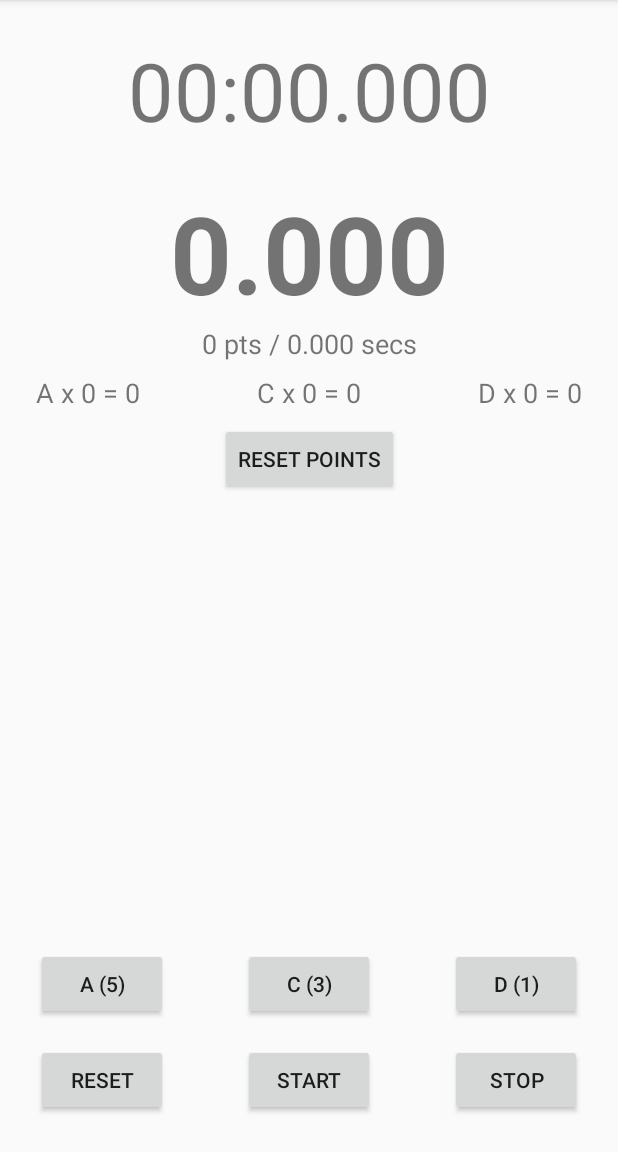
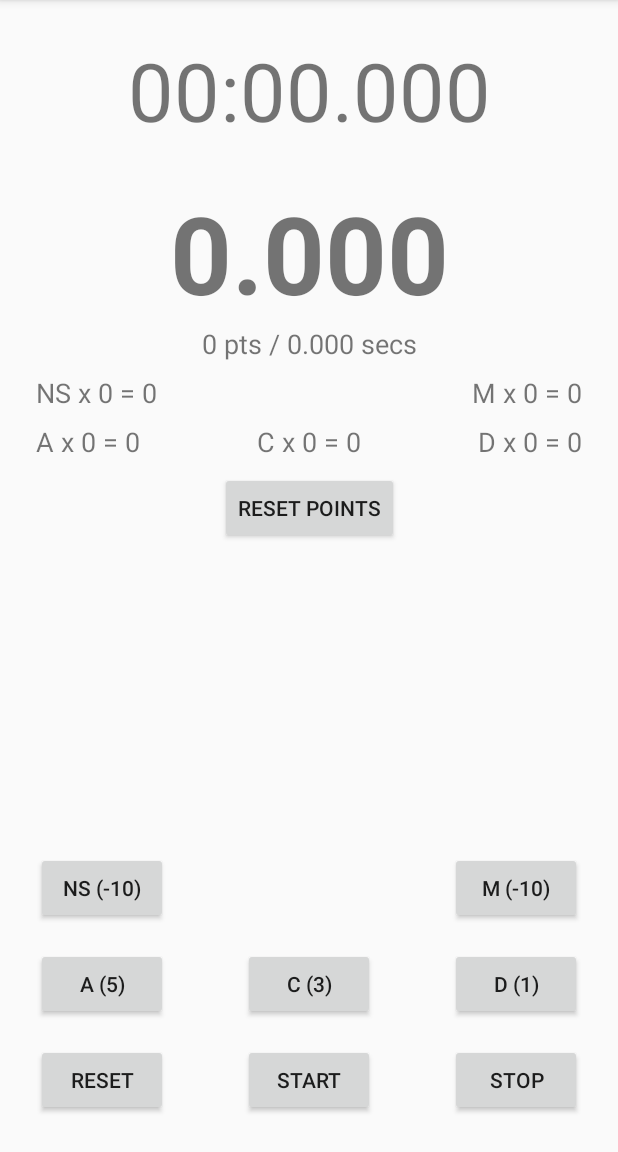
Before and after one commit to a-polak/bullseye, an Android app: the screen it shows after launch (MainActivity), on a phone screen of 412 x 824 dp, the part 84-1236 px from its top. Run offline under Robolectric (Android 15) with nearby library versions, the phone set to English and light mode, and no system bars.

Commit message:
Added No Shoot and Miss buttons. Added zeroing of factor in case of negative points sum.

```diff
--- a/app/src/main/java/pl/tenk/bullseye/MainActivity.java
+++ b/app/src/main/java/pl/tenk/bullseye/MainActivity.java
@@ -15,11 +15,13 @@ import java.util.Locale;
 import static pl.tenk.bullseye.R.integer.alpha_value;
 import static pl.tenk.bullseye.R.integer.charlie_value;
 import static pl.tenk.bullseye.R.integer.delta_value;
+import static pl.tenk.bullseye.R.integer.miss_value;
+import static pl.tenk.bullseye.R.integer.no_shoot_value;
 
 public class MainActivity extends AppCompatActivity {
 
-    TextView timer, comstockFactor, comstockCalculation, countACalculation, countCCalculation, countDCalculation;
-    Button startButton, stopButton, resetButton, addAlphaButton, addCharlieButton, addDeltaButton, resetPointsButton;
+    TextView timer, comstockFactor, comstockCalculation, countACalculation, countCCalculation, countDCalculation, countNSCalculation, countMCalculation;
+    Button startButton, stopButton, resetButton, addAlphaButton, addCharlieButton, addDeltaButton, addNoShootButton, addMissButton, resetPointsButton;
     long milisecondsTime, startTime, bufTime, updateTime = 0L;
     Handler stopwatchHandler;
     int Seconds = 0,
@@ -29,9 +31,13 @@ public class MainActivity extends AppCompatActivity {
             countA = 0,
             countC = 0,
             countD = 0,
+            countNS = 0,
+            countM = 0,
             ASum,
             CSum,
-            DSum;
+            DSum,
+            NSSum,
+            MSum;
     float Factor = (float) 0;
     float timeInSeconds = (float) 0;
 
@@ -51,9 +57,14 @@ public class MainActivity extends AppCompatActivity {
         addAlphaButton = (Button)findViewById(R.id.button_add_alpha);
         addCharlieButton = (Button)findViewById(R.id.button_add_charlie);
         addDeltaButton = (Button)findViewById(R.id.button_add_delta);
+        addNoShootButton = (Button)findViewById(R.id.button_add_no_shoot);
+        addMissButton= (Button)findViewById(R.id.button_add_miss);
         countACalculation = (TextView)findViewById(R.id.text_count_A);
         countCCalculation = (TextView)findViewById(R.id.text_count_C);
         countDCalculation = (TextView)findViewById(R.id.text_count_D);
+        countNSCalculation = (TextView)findViewById(R.id.text_count_NS);
+        countMCalculation = (TextView)findViewById(R.id.text_count_M);
+
         final MediaPlayer mp = MediaPlayer.create(this, R.raw.beep);
 
         timer.setText(getResources().getString(R.string.text_stopwatch_counter_zero,
@@ -64,15 +75,21 @@ public class MainActivity extends AppCompatActivity {
         addAlphaButton.setText(getResources().getString(R.string.button_add_alpha, getResources().getInteger(alpha_value)));
         addCharlieButton.setText(getResources().getString(R.string.button_add_charlie, getResources().getInteger(charlie_value)));
         addDeltaButton.setText(getResources().getString(R.string.button_add_delta, getResources().getInteger(delta_value)));
+        addNoShootButton.setText(getResources().getString(R.string.button_add_no_shoot, getResources().getInteger(no_shoot_value)));
+        addMissButton.setText(getResources().getString(R.string.button_add_miss, getResources().getInteger(miss_value)));
         comstockCalculation.setText(getResources().getString(R.string.text_factorCalculation,
                 updatePoints,
                 timeInSeconds));
         ASum = getResources().getInteger(alpha_value) * countA;
         CSum = getResources().getInteger(charlie_value) * countC;
         DSum = getResources().getInteger(delta_value) * countD;
+        NSSum = getResources().getInteger(no_shoot_value) * countNS;
+        MSum = getResources().getInteger(miss_value) * countM;
         countACalculation.setText(getResources().getString(R.string.text_count_A, countA, ASum));
         countCCalculation.setText(getResources().getString(R.string.text_count_C, countC, CSum));
         countDCalculation.setText(getResources().getString(R.string.text_count_D, countD, DSum));
+        countNSCalculation.setText(getResources().getString(R.string.text_count_NS, countNS, NSSum));
+        countMCalculation.setText(getResources().getString(R.string.text_count_M, countM, MSum));
 
         stopwatchHandler = new Handler();
 
@@ -95,8 +112,11 @@ public class MainActivity extends AppCompatActivity {
                 countD = 0;
                 DSum = getResources().getInteger(delta_value) * countD;
                 countDCalculation.setText(getResources().getString(R.string.text_count_D, countD, DSum));
+                countNS = 0;
+                NSSum = getResources().getInteger(no_shoot_value) * countNS;
+                countNSCalculation.setText(getResources().getString(R.string.text_count_NS, countNS, NSSum));
                 comstockCalculation.setText(getString(R.string.text_factorCalculation, updatePoints, timeInSeconds));
-                if(timeInSeconds >0)
+                if(timeInSeconds >0 && updatePoints > 0)
                     Factor = (float) updatePoints / timeInSeconds;
                 else Factor = 0;
                 comstockFactor.setText(String.format(Locale.getDefault(),"%.3f", Factor));
@@ -111,7 +131,7 @@ public class MainActivity extends AppCompatActivity {
                 resetButton.setEnabled(true);
                 startButton.setEnabled(true);
                 comstockCalculation.setText(getString(R.string.text_factorCalculation, updatePoints, timeInSeconds));
-                if(timeInSeconds >0)
+                if(timeInSeconds >0 && updatePoints > 0)
                 Factor = (float) updatePoints / timeInSeconds;
                 else Factor = 0;
                 comstockFactor.setText(String.format(Locale.getDefault(),"%.3f", Factor));
@@ -137,10 +157,13 @@ public class MainActivity extends AppCompatActivity {
                 countD = 0;
                 DSum = getResources().getInteger(delta_value) * countD;
                 countDCalculation.setText(getResources().getString(R.string.text_count_D, countD, DSum));
+                countNS = 0;
+                NSSum = getResources().getInteger(no_shoot_value) * countNS;
+                countNSCalculation.setText(getResources().getString(R.string.text_count_NS, countNS, NSSum));
                 Minutes = 0;
                 Seconds = 0;
                 Miliseconds = 0;
-                if(timeInSeconds >0)
+                if(timeInSeconds >0 && updatePoints > 0)
                     Factor = (float) updatePoints / timeInSeconds;
                 else Factor = 0;
                 timer.setText(getResources().getString(R.string.text_stopwatch_counter_zero));
@@ -160,7 +183,7 @@ public class MainActivity extends AppCompatActivity {
                 ASum = getResources().getInteger(alpha_value) * countA;
                 countACalculation.setText(getResources().getString(R.string.text_count_A, countA, ASum));
                 comstockCalculation.setText(getString(R.string.text_factorCalculation, updatePoints, timeInSeconds));
-                if(timeInSeconds >0)
+                if(timeInSeconds >0 && updatePoints > 0)
                     Factor = (float) updatePoints / timeInSeconds;
                 else Factor = 0;
                 comstockFactor.setText(String.format(Locale.getDefault(),"%.3f", Factor));
@@ -174,7 +197,7 @@ public class MainActivity extends AppCompatActivity {
                 CSum = getResources().getInteger(charlie_value) * countC;
                 countCCalculation.setText(getResources().getString(R.string.text_count_C, countC, CSum));
                 comstockCalculation.setText(getString(R.string.text_factorCalculation, updatePoints, timeInSeconds));
-                if(timeInSeconds >0)
+                if(timeInSeconds >0 && updatePoints > 0)
                     Factor = (float) updatePoints / timeInSeconds;
                 else Factor = 0;
                 comstockFactor.setText(String.format(Locale.getDefault(),"%.3f", Factor));
@@ -188,7 +211,37 @@ public class MainActivity extends AppCompatActivity {
                 DSum = getResources().getInteger(delta_value) * countD;
                 countDCalculation.setText(getResources().getString(R.string.text_count_D, countD, DSum));
                 comstockCalculation.setText(getString(R.string.text_factorCalculation, updatePoints, timeInSeconds));
-                if(timeInSeconds >0)
+                if(timeInSeconds >0 && updatePoints > 0)
+                    Factor = (float) updatePoints / timeInSeconds;
+                else Factor = 0;
+                comstockFactor.setText(String.format(Locale.getDefault(),"%.3f", Factor));
+            }
+        });
+
+        addNoShootButton.setOnClickListener(new View.OnClickListener() {
+            @Override
+            public void onClick(View v) {
+                updatePoints += getResources().getInteger(no_shoot_value);
+                countNS++;
+                NSSum = getResources().getInteger(no_shoot_value) * countNS;
+                countNSCalculation.setText(getResources().getString(R.string.text_count_NS, countNS, NSSum));
+                comstockCalculation.setText(getString(R.string.text_factorCalculation, updatePoints, timeInSeconds));
+                if(timeInSeconds >0 && updatePoints > 0)
+                    Factor = (float) updatePoints / timeInSeconds;
+                else Factor = 0;
+                comstockFactor.setText(String.format(Locale.getDefault(),"%.3f", Factor));
+            }
+        });
+
+        addMissButton.setOnClickListener(new View.OnClickListener() {
+            @Override
+            public void onClick(View v) {
+                updatePoints += getResources().getInteger(miss_value);
+                countM++;
+                MSum = getResources().getInteger(miss_value);
+                countMCalculation.setText(getResources().getString(R.string.text_count_M, countM, MSum));
+                comstockCalculation.setText(getString(R.string.text_factorCalculation, updatePoints, timeInSeconds));
+                if(timeInSeconds >0 && updatePoints > 0)
                     Factor = (float) updatePoints / timeInSeconds;
                 else Factor = 0;
                 comstockFactor.setText(String.format(Locale.getDefault(),"%.3f", Factor));
@@ -208,7 +261,10 @@ public class MainActivity extends AppCompatActivity {
                 DSum = getResources().getInteger(delta_value) * countD;
                 countDCalculation.setText(getResources().getString(R.string.text_count_D, countD, DSum));
                 comstockCalculation.setText(getString(R.string.text_factorCalculation, updatePoints, timeInSeconds));
-                if(timeInSeconds >0)
+                countNS = 0;
+                NSSum = getResources().getInteger(no_shoot_value) * countNS;
+                countNSCalculation.setText(getResources().getString(R.string.text_count_NS, countNS, NSSum));
+                if(timeInSeconds >0 && updatePoints > 0)
                     Factor = (float) updatePoints / timeInSeconds;
                 else Factor = 0;
                 comstockFactor.setText(String.format(Locale.getDefault(),"%.3f", Factor));
--- a/app/src/main/res/layout/activity_main.xml
+++ b/app/src/main/res/layout/activity_main.xml
@@ -113,6 +113,30 @@
         android:textAlignment="center"
         android:textSize="18sp"
         app:layout_constraintStart_toStartOf="parent"
+        app:layout_constraintTop_toBottomOf="@+id/text_count_M" />
+
+    <TextView
+        android:id="@+id/text_count_NS"
+        android:layout_width="wrap_content"
+        android:layout_height="wrap_content"
+        android:layout_marginStart="24dp"
+        android:layout_marginTop="8dp"
+        android:text="@string/text_count_NS"
+        android:textAlignment="center"
+        android:textSize="18sp"
+        app:layout_constraintStart_toStartOf="parent"
+        app:layout_constraintTop_toBottomOf="@+id/text_factor_calculation" />
+
+    <TextView
+        android:id="@+id/text_count_M"
+        android:layout_width="wrap_content"
+        android:layout_height="wrap_content"
+        android:layout_marginTop="8dp"
+        android:layout_marginEnd="24dp"
+        android:text="@string/text_count_M"
+        android:textAlignment="center"
+        android:textSize="18sp"
+        app:layout_constraintEnd_toEndOf="parent"
         app:layout_constraintTop_toBottomOf="@+id/text_factor_calculation" />
 
     <TextView
@@ -125,7 +149,7 @@
         android:textAlignment="center"
         android:textSize="18sp"
         app:layout_constraintEnd_toEndOf="parent"
-        app:layout_constraintTop_toBottomOf="@+id/text_factor_calculation" />
+        app:layout_constraintTop_toBottomOf="@+id/text_count_M" />
 
     <TextView
         android:id="@+id/text_count_C"
@@ -139,7 +163,7 @@
         android:textSize="18sp"
         app:layout_constraintEnd_toStartOf="@+id/text_count_D"
         app:layout_constraintStart_toEndOf="@+id/text_count_A"
-        app:layout_constraintTop_toBottomOf="@+id/text_factor_calculation" />
+        app:layout_constraintTop_toBottomOf="@+id/text_count_M" />
 
     <Button
         android:id="@+id/button_reset_points"
@@ -153,4 +177,24 @@
         app:layout_constraintStart_toStartOf="parent"
         app:layout_constraintTop_toBottomOf="@+id/text_count_D" />
 
+    <Button
+        android:id="@+id/button_add_no_shoot"
+        android:layout_width="wrap_content"
+        android:layout_height="wrap_content"
+        android:layout_marginStart="24dp"
+        android:layout_marginBottom="16dp"
+        android:text="@string/button_add_no_shoot"
+        app:layout_constraintBottom_toTopOf="@+id/button_add_alpha"
+        app:layout_constraintStart_toStartOf="parent" />
+
+    <Button
+        android:id="@+id/button_add_miss"
+        android:layout_width="wrap_content"
+        android:layout_height="wrap_content"
+        android:layout_marginEnd="24dp"
+        android:layout_marginBottom="16dp"
+        android:text="@string/button_add_miss"
+        app:layout_constraintBottom_toTopOf="@+id/button_add_alpha"
+        app:layout_constraintEnd_toEndOf="parent" />
+
 </androidx.constraintlayout.widget.ConstraintLayout>
--- a/app/src/main/res/values/integers.xml
+++ b/app/src/main/res/values/integers.xml
@@ -3,4 +3,6 @@
     <integer name="alpha_value">5</integer>
     <integer name="charlie_value">3</integer>
     <integer name="delta_value">1</integer>
+    <integer name="no_shoot_value">-10</integer>
+    <integer name="miss_value">-10</integer>
 </resources>
--- a/app/src/main/res/values/strings.xml
+++ b/app/src/main/res/values/strings.xml
@@ -13,4 +13,8 @@
     <string name="text_count_C">C x %d = %d</string>
     <string name="text_count_D">D x %d = %d</string>
     <string name="button_reset_points">Reset Points</string>
+    <string name="button_add_no_shoot">NS (%d)</string>
+    <string name="button_add_miss">M (%d)</string>
+    <string name="text_count_NS">NS x %d = %d</string>
+    <string name="text_count_M">M x %d = %d</string>
 </resources>
```
